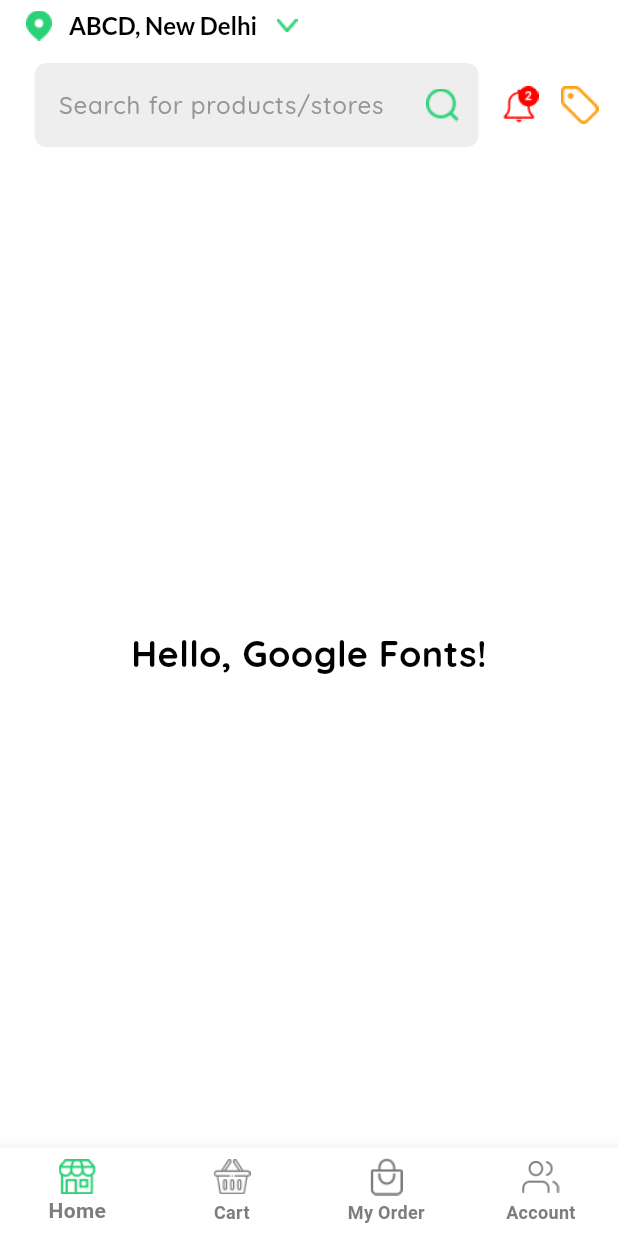
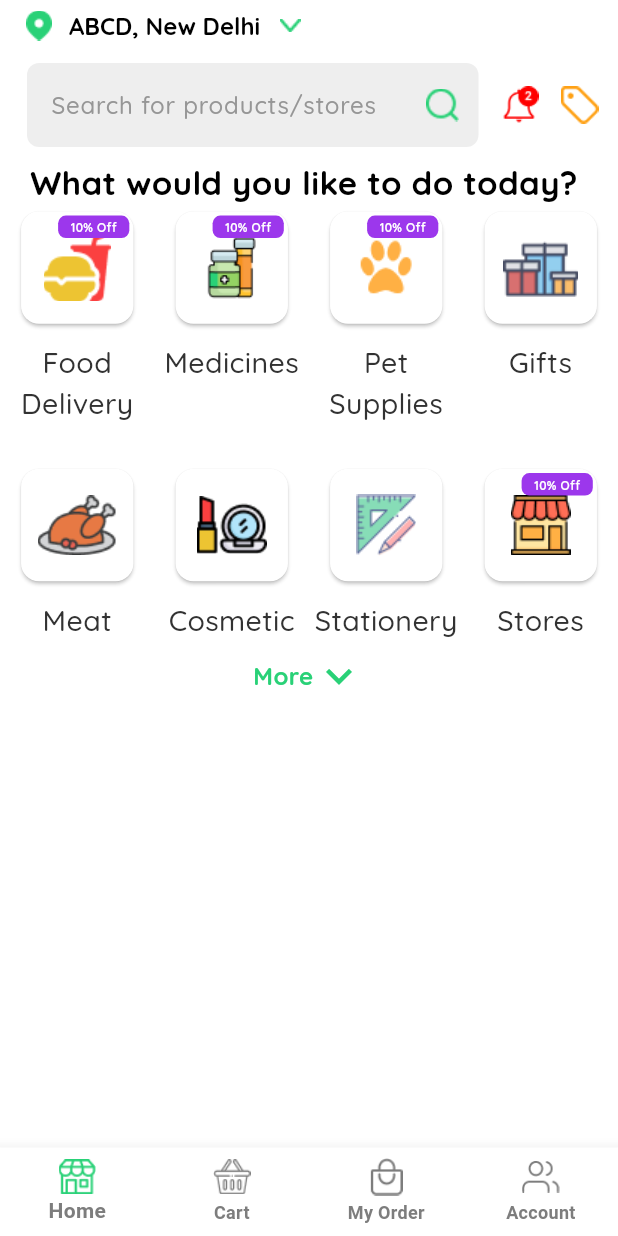
Before and after one commit to safwanpulisseri/notification-app, a Flutter app: the screen it shows after launch, on a phone screen of 412 x 824 dp. Run offline on Flutter 3.47's test engine with Material 3 defaults, Android fonts, the phone set to English and light mode, and no system bars; our stand-ins replace google_fonts.

Commit message:
Completed AppBar and First Section on Home Page - Finalized design and layout of AppBar on Home Page. - Implemented the first content section with styling and responsive alignment. - Ensured consistency in UI elements for a cohesive look. - Improved user experience with an optimized and clean layout in the first section.

```diff
--- a/lib/core/theme/color/app_colors.dart
+++ b/lib/core/theme/color/app_colors.dart
@@ -9,7 +9,8 @@ final class AppColor {
   static const Color toneOne = Color(0xFF7D7D7D);
   static const Color toneTwo = Color(0xFF969696);
   static const Color toneThree = Color(0xFFEEEEEE);
-
+  static const Color toneFour = Color(0xFF9C37EC);
+  static const Color toneFive = Color(0xFF323232);
 
 
 
--- a/lib/core/util/png_asset.dart
+++ b/lib/core/util/png_asset.dart
@@ -14,6 +14,14 @@ final class AppPngPath {
   static const notification = "assets/png/notification.png";
   static const serachTextformfield = "assets/png/serach_textformfield.png";
   static const tagBar = "assets/png/tag_bar.png";
+  static const chickenCatOne = "assets/png/chicken_cat_one.png";
+  static const foodCatOne = "assets/png/food_cat_one.png";
+  static const giftCatOne = "assets/png/gift_cat_one.png";
+  static const makeupCatOne = "assets/png/makeup_cat_one.png";
+  static const medicineCatOne = "assets/png/medicine_cat_one.png";
+  static const pencilCatOne = "assets/png/pencil_cat_one.png";
+  static const petsCatOne = "assets/png/pets_cat_one.png";
+  static const storeCatOne = "assets/png/store_cat_one.png";
 
 
 }
--- a/lib/view/home/view/home_page.dart
+++ b/lib/view/home/view/home_page.dart
@@ -2,85 +2,54 @@ import 'package:flutter/material.dart';
 import 'package:google_fonts/google_fonts.dart';
 import 'package:notification_app/core/theme/color/app_colors.dart';
 import '../../../core/const/height_width.dart';
-import '../../../core/util/png_asset.dart';
+import '../widget/appbar_bottom_widget.dart';
+import '../widget/appbar_text_widget.dart';
+import '../widget/category_list_widget.dart';
 
 class HomePage extends StatelessWidget {
   const HomePage({super.key});
 
+
   @override
+
   Widget build(BuildContext context) {
+      final screenSize = MediaQuery.of(context).size;
     return Scaffold(
     appBar: AppBar(
-       title: Row(
-         children: [
-          Image.asset(AppPngPath.locationIcon,height: 20,width: 20,),
-          kWidth10,
-           Text(
-                'ABCD, New Delhi',
-                style: GoogleFonts.lato(
-                  textStyle: const TextStyle(color: Colors.black, fontSize:16 ,fontWeight: FontWeight.w700),
+       title: const AppBarTextWidget(),
+         bottom: const PreferredSize(
+        preferredSize: Size.fromHeight(50),
+        child: AppbarBottomWidget(),
           ),
         ),
-              kWidth10,
-               Image.asset(AppPngPath.backButton,height: 20,width: 20,),
+         body: Column(
+          children: [
+             Row(
+               children: [
+                kWidth20,
+                 Text('What would you like to do today?',
+                    style: GoogleFonts.quicksand(
+                   textStyle: const TextStyle(color: AppColor.secondary, fontSize:22 ,fontWeight: FontWeight.w700),
+                 ),
+                 ),
                ],
              ),
-         bottom: PreferredSize(
-  preferredSize: Size.fromHeight(50),
-  child: Padding(
-    padding: const EdgeInsets.all(8.0),
-    child: Row(
+              CatogaryList(screenSize: screenSize,),
+              Row(
+              mainAxisAlignment: MainAxisAlignment.center,
               children: [
-        Expanded(
-          child: Padding(
-            padding: const EdgeInsets.only(left: 15),
-            child: TextFormField(
-
-              decoration: InputDecoration(
-                filled: true,
-
-                fillColor: AppColor.toneThree,
-                hintText: 'Search for products/stores',
-                hintStyle: GoogleFonts.quicksand(
-                textStyle:const  TextStyle(color: AppColor.toneTwo, fontSize: 16,fontWeight: FontWeight.w500),
-              ),
-                 border: OutlineInputBorder(
-                    borderRadius: BorderRadius.circular(8),
-                    borderSide: BorderSide.none,
-
-                  ),
-                  suffixIcon: Padding(
-        padding: const EdgeInsets.all(8.0),
-        child: Image.asset(
-          AppPngPath.serachTextformfield,
-          height: 20,
-          width: 20,
+                Text('More',
+               style: GoogleFonts.quicksand(
+                 textStyle: const TextStyle(color: AppColor.primary, fontSize:16 ,fontWeight: FontWeight.bold),
                ),
                 ),
-
-              ),
-
-            ),
-          ),
-
-        ),
-       kWidth15,
-        Image.asset(AppPngPath.notification, height: 25, width: 25),
-        kWidth15,
-        Image.asset(AppPngPath.tagBar, height: 25, width: 25),
-        kWidth5,
+                Icon(Icons.keyboard_arrow_down,color: AppColor.primary,size: screenSize.width/12,)
               ],
             ),
-  ),
-),
-        ),
-     body: Center(
-          child: Text(
-            'Hello, Google Fonts!',
-            style: GoogleFonts.quicksand(
-              textStyle: TextStyle(color: Colors.black, fontSize: 24,fontWeight: FontWeight.bold),
-            ),
-          ),
+           const Spacer()
+
+          ],
+
      )
     );
   }
--- /dev/null
+++ b/lib/view/home/widget/appbar_bottom_widget.dart
@@ -0,0 +1,58 @@
+
+import 'package:flutter/material.dart';
+import 'package:google_fonts/google_fonts.dart';
+
+import '../../../core/const/height_width.dart';
+import '../../../core/theme/color/app_colors.dart';
+import '../../../core/util/png_asset.dart';
+
+class AppbarBottomWidget extends StatelessWidget {
+  const AppbarBottomWidget({
+    super.key,
+  });
+
+  @override
+  Widget build(BuildContext context) {
+    return Padding(
+      padding: const EdgeInsets.all(8.0),
+      child: Row(
+        children: [
+          Expanded(
+            child: Padding(
+              padding: const EdgeInsets.only(left: 10),
+              child: TextFormField(
+
+                decoration: InputDecoration(
+                  filled: true,
+                  fillColor: AppColor.toneThree,
+                  hintText: 'Search for products/stores',
+                  hintStyle: GoogleFonts.quicksand(
+                  textStyle:const  TextStyle(color: AppColor.toneTwo, fontSize: 16,fontWeight: FontWeight.w500),
+                ),
+                   border: OutlineInputBorder(
+                      borderRadius: BorderRadius.circular(8),
+                      borderSide: BorderSide.none,
+
+                    ),
+                    suffixIcon: Padding(
+          padding: const EdgeInsets.all(8.0),
+          child: Image.asset(
+            AppPngPath.serachTextformfield,
+            height: 20,
+            width: 20,
+                  ),
+                 ),
+                ),
+              ),
+            ),
+          ),
+         kWidth15,
+          Image.asset(AppPngPath.notification, height: 25, width: 25),
+          kWidth15,
+          Image.asset(AppPngPath.tagBar, height: 25, width: 25),
+          kWidth5,
+        ],
+      ),
+    );
+  }
+}
--- /dev/null
+++ b/lib/view/home/widget/appbar_text_widget.dart
@@ -0,0 +1,29 @@
+import 'package:flutter/material.dart';
+import 'package:google_fonts/google_fonts.dart';
+import '../../../core/const/height_width.dart';
+import '../../../core/theme/color/app_colors.dart';
+import '../../../core/util/png_asset.dart';
+
+class AppBarTextWidget extends StatelessWidget {
+  const AppBarTextWidget({
+    super.key,
+  });
+
+  @override
+  Widget build(BuildContext context) {
+    return Row(
+      children: [
+       Image.asset(AppPngPath.locationIcon,height: 20,width: 20,),
+       kWidth10,
+        Text(
+             'ABCD, New Delhi',
+             style: GoogleFonts.quicksand(
+               textStyle: const TextStyle(color: AppColor.secondary, fontSize:16 ,fontWeight: FontWeight.w700),
+             ),
+           ),
+           kWidth10,
+            Image.asset(AppPngPath.backButton,height: 20,width: 20,),
+         ],
+      );
+  }
+}
--- /dev/null
+++ b/lib/view/home/widget/category_card_widget.dart
@@ -0,0 +1,77 @@
+import 'package:flutter/material.dart';
+import 'package:google_fonts/google_fonts.dart';
+import 'package:notification_app/core/theme/color/app_colors.dart';
+
+class CategoryCard extends StatelessWidget {
+  const CategoryCard({
+    super.key,
+    required this.screenSize,
+    required this.icon,
+    required this.title,
+    required this.discount,
+  });
+
+  final Size screenSize;
+  final String icon;
+  final String title;
+  final String discount;
+
+  @override
+  Widget build(BuildContext context) {
+    return Column(
+      children: [
+        Card(
+          color: AppColor.background,
+         //elevation: 3,
+          child: SizedBox(
+            height: screenSize.width / 5.5,
+            width: screenSize.width / 5.5,
+            child: Stack(
+              children: [
+                Center(child: Image.asset(icon, height: 50)),
+                if (discount.isNotEmpty)
+                  Positioned(
+                      top: screenSize.width / 150,
+                      right: screenSize.width / 150,
+                      child: Container(
+                        decoration: BoxDecoration(
+                            borderRadius:
+                                BorderRadius.circular(screenSize.width / 80),
+                            color: AppColor.toneFour
+                            ),
+                        child: Padding(
+                          padding: EdgeInsets.only(
+                              left: screenSize.width / 50,
+                              right: screenSize.width / 50,
+                              top: screenSize.width / 210,
+                              bottom: screenSize.width / 210),
+                          child:  Text(
+            discount,
+             style: GoogleFonts.quicksand(
+               textStyle: const TextStyle(color: AppColor.background, fontSize:8 ,fontWeight: FontWeight.w600),
+             ),
+           ),
+
+                        ),
+                      )),
+              ],
+            ),
+          ),
+        ),
+        Padding(
+            padding: const EdgeInsets.only(top: 8.0),
+             child:  Text(
+            title,
+             style: GoogleFonts.quicksand(
+               textStyle: const TextStyle(color: AppColor.toneFive, fontSize:19 ,fontWeight: FontWeight.w500),
+             ),
+              maxLines: 2,
+          //  overflow: TextOverflow.ellipsis,
+            textAlign: TextAlign.center,
+           ),
+
+        ),
+      ],
+    );
+  }
+}
--- /dev/null
+++ b/lib/view/home/widget/category_list_widget.dart
@@ -0,0 +1,66 @@
+
+import 'package:flutter/material.dart';
+import 'package:notification_app/core/util/png_asset.dart';
+import 'category_card_widget.dart';
+
+class CatogaryList extends StatelessWidget {
+  const CatogaryList({
+    super.key,
+    required this.screenSize,
+  });
+
+  final Size screenSize;
+
+  @override
+  Widget build(BuildContext context) {
+    return Flexible(
+      child: GridView.count(
+        crossAxisCount: 4,
+        childAspectRatio: 0.6,
+       scrollDirection: Axis.vertical,
+        children: [
+          CategoryCard(
+              screenSize: screenSize,
+              icon: AppPngPath.foodCatOne,
+              title: 'Food Delivery',
+              discount: '10% Off'),
+          CategoryCard(
+              screenSize: screenSize,
+              icon: AppPngPath.medicineCatOne,
+              title: 'Medicines',
+              discount: '10% Off'),
+          CategoryCard(
+              screenSize: screenSize,
+              icon:  AppPngPath.petsCatOne,
+              title: 'Pet Supplies',
+              discount: '10% Off'),
+          CategoryCard(
+              screenSize: screenSize,
+              icon:  AppPngPath.giftCatOne,
+              title: 'Gifts',
+              discount: ''),
+          CategoryCard(
+              screenSize: screenSize,
+              icon:  AppPngPath.chickenCatOne,
+              title: 'Meat',
+              discount: ''),
+          CategoryCard(
+              screenSize: screenSize,
+              icon:  AppPngPath.makeupCatOne,
+              title: 'Cosmetic',
+              discount: ''),
+          CategoryCard(
+              screenSize: screenSize,
+              icon:  AppPngPath.pencilCatOne,
+              title: 'Stationery',
+              discount: ''),
+          CategoryCard(
+              screenSize: screenSize,
+              icon:  AppPngPath.storeCatOne,
+              title: 'Stores',
+              discount: '10% Off'),
+        ],
+      ),
+    );
+  }
+}
```
Also changed, not shown: assets/png/chicken_cat_one.png (added), assets/png/food_cat_one.png (added), assets/png/gift_cat_one.png (added), assets/png/makeup_cat_one.png (added), assets/png/medicine_cat_one.png (added), assets/png/pencil_cat_one.png (added), assets/png/pets_cat_one.png (added), assets/png/store_cat_one.png (added). Lines whose indentation alone changed are shown as unchanged.
